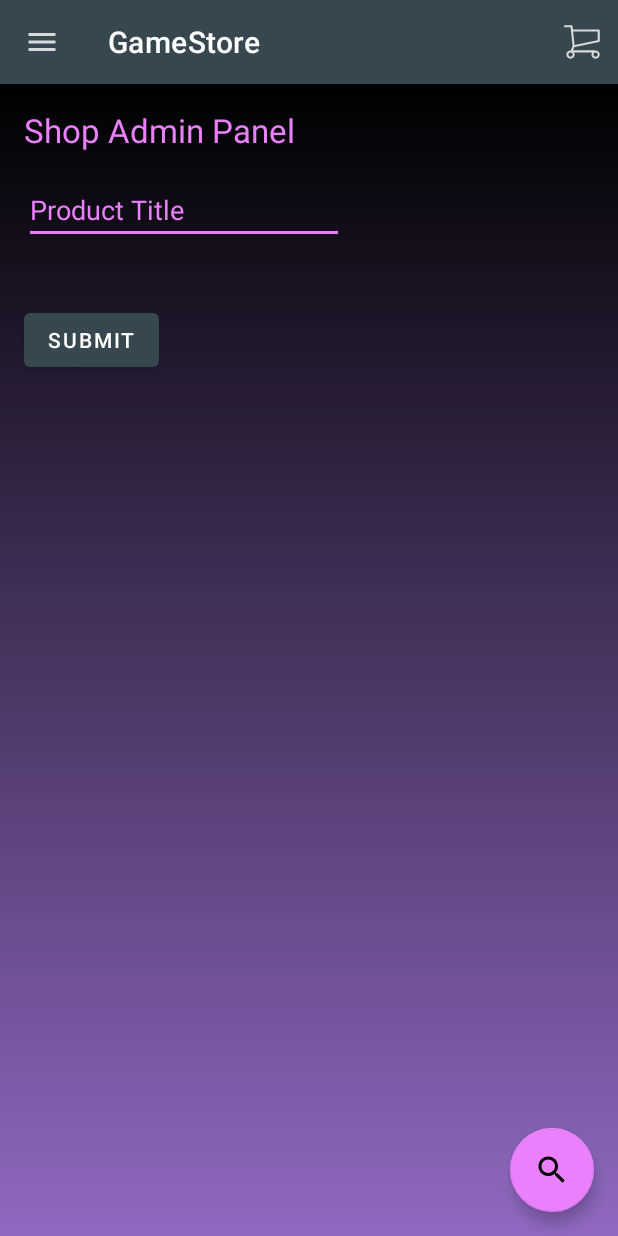
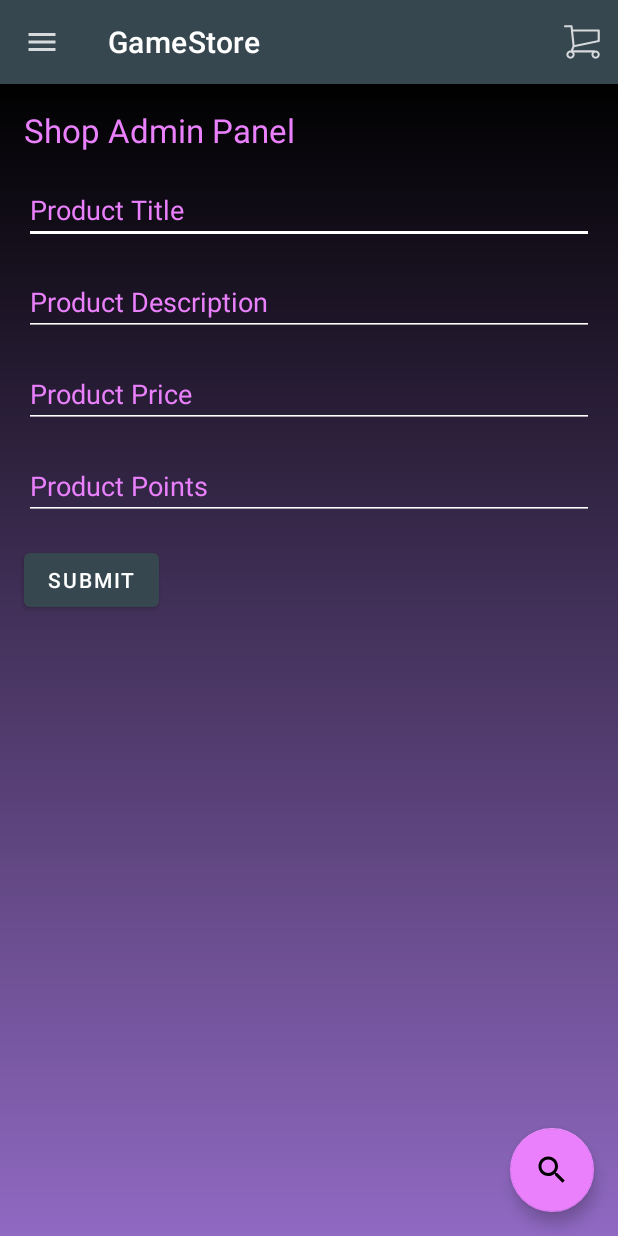
Before and after one commit to bunda3d/ITEC4503App1, an Android app: the fragment ShopAdminFragment placed in its activity, after a tap on "SUBMIT", on a phone screen of 412 x 824 dp. Run offline under Robolectric (Android 15) with nearby library versions, the phone set to English and light mode, and no system bars; our stand-ins replace Room's generated code; libraries missing offline, so code that uses them is left out: org.jetbrains.anko; 2 statements that could not run were skipped.

Commit message:
refactoring, update data entry form

```diff
--- a/app/src/main/AndroidManifest.xml
+++ b/app/src/main/AndroidManifest.xml
@@ -21,7 +21,7 @@
                 <category android:name="android.intent.category.LAUNCHER" />
             </intent-filter>
         </activity>
-        <activity android:name=".ProductDetails"
+        <activity android:name=".ui.productdetails.ProductDetails"
             android:parentActivityName=".CartActivity"/>
         <activity
             android:name=".MainActivity"
--- a/app/src/main/java/com/krisbunda/gamesmart/CartActivity.kt
+++ b/app/src/main/java/com/krisbunda/gamesmart/CartActivity.kt
@@ -10,8 +10,11 @@ import androidx.core.view.GravityCompat
 import androidx.room.Room
 import com.krisbunda.gamesmart.cart.CartStatusActivity
 import com.krisbunda.gamesmart.database.AppDatabase
-import com.krisbunda.gamesmart.database.ProductData
-import com.krisbunda.gamesmart.model.*
+import com.krisbunda.gamesmart.ui.prodcategories.ArtSuppliesFragment
+import com.krisbunda.gamesmart.ui.prodcategories.MakerKitsFragment
+import com.krisbunda.gamesmart.ui.prodcategories.PuzzlesFragment
+import com.krisbunda.gamesmart.ui.shop.ShopFragment
+import com.krisbunda.gamesmart.ui.shopadmin.ShopAdminFragment
 import kotlinx.android.synthetic.main.activity_cart.*
 
 import org.jetbrains.anko.doAsync
@@ -29,9 +32,9 @@ class CartActivity : AppCompatActivity() {
 
             val db: AppDatabase = Room.databaseBuilder(
                 applicationContext,
-                AppDatabase::class.java, "ProdDataDb"
+                AppDatabase::class.java, "ProductData"
             ).build()
-/*
+            /*
             db.productDao().insertAll(ProductData(
                     null,
                     "Build a NES Kit",
--- a/app/src/main/java/com/krisbunda/gamesmart/ProductsAdapter.kt
+++ b/app/src/main/java/com/krisbunda/gamesmart/ProductsAdapter.kt
@@ -7,9 +7,10 @@ import android.view.ViewGroup
 import android.widget.ImageView
 import android.widget.TextView
 import androidx.recyclerview.widget.RecyclerView
-import com.krisbunda.gamesmart.ProductsAdapter.ViewHolder
 import com.krisbunda.gamesmart.model.Product
+import com.krisbunda.gamesmart.ui.productdetails.ProductDetails
 import com.squareup.picasso.Picasso
+import kotlin.math.roundToInt
 
 
 //pass Products Adapter from CartActivity
@@ -18,11 +19,11 @@ class ProductsAdapter(private val products: List<Product>) : RecyclerView.Adapte
     //bind objects to product row layout
     override fun onBindViewHolder(holder: ViewHolder, position: Int) {
         val product = products[position]
+        holder.title.text = product.title
         Picasso.get().load(product.photoUrl).into(holder.image)
-        holder.title.text = product.title
         holder.descprod.text = product.descProd
-        holder.pricedol.text = product.price.toString()
-        holder.pricepts.text = product.points.toString()
+        holder.pricedol.text = "$${product.price?.roundToInt()}"
+        holder.pricepts.text = "${product.points}pts"
 
     }
 
@@ -34,9 +35,9 @@ class ProductsAdapter(private val products: List<Product>) : RecyclerView.Adapte
         view.setOnClickListener {
             val intent = Intent(parent.context, ProductDetails::class.java)
             intent.putExtra("title",products[holder.adapterPosition].title)
+            intent.putExtra("photoaddress",products[holder.adapterPosition].photoUrl)
             intent.putExtra("proddesc",products[holder.adapterPosition].descProd)
-            intent.putExtra("photoaddress",products[holder.adapterPosition].photoUrl)
-            intent.putExtra("pricedol",products[holder.adapterPosition].price.toString())
+            intent.putExtra("pricedol",products[holder.adapterPosition].price?.roundToInt().toString())
             intent.putExtra("pricepts",products[holder.adapterPosition].points.toString())
 
             parent.context.startActivity(intent)
@@ -48,8 +49,8 @@ class ProductsAdapter(private val products: List<Product>) : RecyclerView.Adapte
     override fun getItemCount() = products.size
 
     class ViewHolder(itemView: View) : RecyclerView.ViewHolder(itemView){
+        val title: TextView = itemView.findViewById(R.id.title)
         val image: ImageView = itemView.findViewById(R.id.photo)
-        val title: TextView = itemView.findViewById(R.id.title)
         val descprod: TextView = itemView.findViewById(R.id.description)
         val pricedol: TextView = itemView.findViewById(R.id.price)
         val pricepts: TextView = itemView.findViewById(R.id.points)
--- a/app/src/main/java/com/krisbunda/gamesmart/database/ProductData.kt
+++ b/app/src/main/java/com/krisbunda/gamesmart/database/ProductData.kt
@@ -10,11 +10,12 @@ data class ProductData(
 
     @ColumnInfo(name = "prod_title") var title: String?,
 
-    //@ColumnInfo(name = "prod_photo_url") var photoUrl: String?,
+    @ColumnInfo(name = "prod_photo_url") var photoUrl: String? =
+        "https://via.placeholder.com/300/BB86FC/FFFFFF/?text=GameSmart",
 
     @ColumnInfo(name = "prod_desc") var descProd: String?,
 
-    @ColumnInfo(name = "prod_price_dol") var price: Double? = 0.0,
+    @ColumnInfo(name = "prod_price_dol") var price: Double? = 0.00,
 
     @ColumnInfo(name = "prod_price_pts") var points: Int? = 0
 )
--- a/app/src/main/java/com/krisbunda/gamesmart/model/ArtSuppliesFragment.kt
+++ b/app/src/main/java/com/krisbunda/gamesmart/ui/prodcategories/ArtSuppliesFragment.kt
@@ -1,4 +1,4 @@
-package com.krisbunda.gamesmart.model
+package com.krisbunda.gamesmart.ui.prodcategories
 
 import android.os.Bundle
 import android.view.LayoutInflater
--- a/app/src/main/java/com/krisbunda/gamesmart/model/PuzzlesFragment.kt
+++ b/app/src/main/java/com/krisbunda/gamesmart/ui/prodcategories/MakerKitsFragment.kt
@@ -1,4 +1,4 @@
-package com.krisbunda.gamesmart.model
+package com.krisbunda.gamesmart.ui.prodcategories
 
 import android.os.Bundle
 import android.view.LayoutInflater
@@ -7,12 +7,12 @@ import android.view.ViewGroup
 import androidx.fragment.app.Fragment
 import com.krisbunda.gamesmart.R
 
-class PuzzlesFragment : Fragment() {
+class MakerKitsFragment : Fragment() {
     override fun onCreateView(
         inflater: LayoutInflater,
         container: ViewGroup?,
         savedInstanceState: Bundle?
     ): View? {
-        return inflater.inflate(R.layout.fragment_cat_puzzles, container, false)
+        return inflater.inflate(R.layout.fragment_cat_makerkits, container, false)
     }
 }
--- a/app/src/main/java/com/krisbunda/gamesmart/model/MakerKitsFragment.kt
+++ b/app/src/main/java/com/krisbunda/gamesmart/ui/prodcategories/PuzzlesFragment.kt
@@ -1,4 +1,4 @@
-package com.krisbunda.gamesmart.model
+package com.krisbunda.gamesmart.ui.prodcategories
 
 import android.os.Bundle
 import android.view.LayoutInflater
@@ -7,12 +7,12 @@ import android.view.ViewGroup
 import androidx.fragment.app.Fragment
 import com.krisbunda.gamesmart.R
 
-class MakerKitsFragment : Fragment() {
+class PuzzlesFragment : Fragment() {
     override fun onCreateView(
         inflater: LayoutInflater,
         container: ViewGroup?,
         savedInstanceState: Bundle?
     ): View? {
-        return inflater.inflate(R.layout.fragment_cat_makerkits, container, false)
+        return inflater.inflate(R.layout.fragment_cat_puzzles, container, false)
     }
 }
--- a/app/src/main/java/com/krisbunda/gamesmart/ProductDetails.kt
+++ b/app/src/main/java/com/krisbunda/gamesmart/ui/productdetails/ProductDetails.kt
@@ -1,12 +1,14 @@
-package com.krisbunda.gamesmart
+package com.krisbunda.gamesmart.ui.productdetails
 
 import android.content.DialogInterface
 import android.os.Bundle
 import androidx.appcompat.app.AlertDialog
 import androidx.appcompat.app.AppCompatActivity
+import com.krisbunda.gamesmart.R
 import com.squareup.picasso.Picasso
 
 import kotlinx.android.synthetic.main.product_details.*
+import kotlinx.android.synthetic.main.product_details.photo
 
 class ProductDetails : AppCompatActivity() {
 
@@ -20,12 +22,11 @@ class ProductDetails : AppCompatActivity() {
         val price = intent.getStringExtra("pricedol")
         val points = intent.getStringExtra("pricepts")
 
-
         product_name.text = title
         product_desc.text = productdesc
         Picasso.get().load(photoUrl).into(photo)
-        price_dol.text = price
-        price_pts.text = points
+        price_dol.text = "$${price}"
+        price_pts.text = "${points}pts"
 
 
         availability.setOnClickListener {
--- a/app/src/main/java/com/krisbunda/gamesmart/model/ShopFragment.kt
+++ b/app/src/main/java/com/krisbunda/gamesmart/ui/shop/ShopFragment.kt
@@ -1,26 +1,19 @@
-package com.krisbunda.gamesmart.model
+package com.krisbunda.gamesmart.ui.shop
 
 import android.os.Bundle
-import android.util.Log.d
 import android.view.LayoutInflater
 import android.view.View
 import android.view.ViewGroup
 import androidx.fragment.app.Fragment
 import androidx.recyclerview.widget.LinearLayoutManager
-import androidx.room.Dao
 import androidx.room.Room
-import com.google.android.material.floatingactionbutton.FloatingActionButton
-import com.google.android.material.snackbar.Snackbar
-import com.google.gson.Gson
 import com.krisbunda.gamesmart.ProductsAdapter
 import com.krisbunda.gamesmart.R
 import com.krisbunda.gamesmart.database.AppDatabase
-import com.krisbunda.gamesmart.database.ProductData
+import com.krisbunda.gamesmart.model.Product
 import kotlinx.android.synthetic.main.fragment_shop.*
-import kotlinx.android.synthetic.main.fragment_shop.view.*
 import org.jetbrains.anko.doAsync
 import org.jetbrains.anko.uiThread
-import java.net.URL
 
 class ShopFragment : Fragment() {
     override fun onCreateView(
@@ -61,7 +54,7 @@ class ShopFragment : Fragment() {
 
                 val db = Room.databaseBuilder(
                         activity!!.applicationContext,
-                        AppDatabase::class.java, "ProdDataDb"
+                        AppDatabase::class.java, "ProductData"
                 ).build()
 
                 // val productsFromDB = db.productDao().getAll()
@@ -71,10 +64,10 @@ class ShopFragment : Fragment() {
                 val products = searchTerm.map {
                     Product(
                             it.title,
-                            "https://via.placeholder.com/300/BB86FC/FFFFFF/?text=GameSmart",
+                            it.photoUrl, //"https://via.placeholder.com/300/BB86FC/FFFFFF/?text=GameSmart",
                             it.descProd,
-                            56.00,
-                            5600
+                            it.price,
+                            it.points
                     )
                 }
 
--- a/app/src/main/java/com/krisbunda/gamesmart/model/ShopAdminFragment.kt
+++ b/app/src/main/java/com/krisbunda/gamesmart/ui/shopadmin/ShopAdminFragment.kt
@@ -1,4 +1,4 @@
-package com.krisbunda.gamesmart.model
+package com.krisbunda.gamesmart.ui.shopadmin
 
 import android.os.Bundle
 import android.util.Log.d
@@ -10,8 +10,6 @@ import androidx.room.Room
 import com.krisbunda.gamesmart.R
 import com.krisbunda.gamesmart.database.AppDatabase
 import com.krisbunda.gamesmart.database.ProductData
-import kotlinx.android.synthetic.main.fragment_shop.*
-import kotlinx.android.synthetic.main.fragment_shop.view.*
 import kotlinx.android.synthetic.main.fragment_shop_admin.*
 import org.jetbrains.anko.doAsync
 import org.jetbrains.anko.uiThread
@@ -35,6 +33,9 @@ class ShopAdminFragment : Fragment() {
 
         btnProdUpdate.setOnClickListener {
             val title = inputProdTitle.text
+            val descProd = inputProdDesc.text
+            val price = inputProdPrice.text
+            val points = inputProdPoints.text
 
             d("dbtest", "Prod Update btn pressed, with items: $title")
 
@@ -43,18 +44,18 @@ class ShopAdminFragment : Fragment() {
 
                 val db: AppDatabase = Room.databaseBuilder(
                     activity!!.applicationContext,
-                    AppDatabase::class.java, "ProdDataDb"
+                    AppDatabase::class.java, "ProductData"
                 ).build()
 
 
                 db.productDao().insertAll(ProductData(
                     null,
                     title.toString(),
-                    //"https://via.placeholder.com/300/BB86FC/FFFFFF/?text=GameSmart",
-                    //it.photoUrl,
-                    "ipsum in voluptate fugiat irure pariatur mollit non deserunt reprehenderit dolore id officia sit",
-                    65.00,
-                    65000
+                    "https://via.placeholder.com/300/BB86FC/FFFFFF/?text=GameSmart",
+                    descProd.toString(),
+                    //"ipsum in voluptate fugiat irure pariatur mollit non deserunt reprehenderit dolore id officia sit",
+                    price.toString().toDoubleOrNull(),
+                    points.toString().toInt()
                 ))
                 val products = db.productDao().getAll()
 
--- a/app/src/main/res/layout/activity_cart_status.xml
+++ b/app/src/main/res/layout/activity_cart_status.xml
@@ -4,6 +4,7 @@
     xmlns:tools="http://schemas.android.com/tools"
     android:layout_width="match_parent"
     android:layout_height="match_parent"
+    android:background="@drawable/ic_rect_gradient_blk_purp"
     xmlns:app="http://schemas.android.com/apk/res-auto">
 
     <TextView
@@ -39,6 +40,8 @@
         android:layout_height="wrap_content"
         android:hint="Credit Card"
         android:layout_margin="16dp"
+        android:backgroundTint="@color/primaryTextColor"
+        android:textColorHint="@color/secondaryColor"
         app:layout_constraintStart_toStartOf="parent"
         app:layout_constraintEnd_toEndOf="parent"
         app:layout_constraintTop_toBottomOf="@+id/cart_recycler_view"
@@ -50,6 +53,8 @@
         android:layout_height="wrap_content"
         android:hint="Address"
         android:layout_margin="16dp"
+        android:backgroundTint="@color/primaryTextColor"
+        android:textColorHint="@color/secondaryColor"
         app:layout_constraintStart_toStartOf="parent"
         app:layout_constraintEnd_toEndOf="parent"
         app:layout_constraintTop_toBottomOf="@+id/input_cc_number"
@@ -61,6 +66,8 @@
         android:layout_height="wrap_content"
         android:hint="First Name"
         android:layout_margin="16dp"
+        android:backgroundTint="@color/primaryTextColor"
+        android:textColorHint="@color/secondaryColor"
         app:layout_constraintStart_toStartOf="parent"
         app:layout_constraintEnd_toStartOf="@+id/input_pay_namel"
         app:layout_constraintTop_toBottomOf="@+id/input_pay_address"
@@ -72,6 +79,8 @@
         android:layout_height="wrap_content"
         android:hint="Last Name"
         android:layout_margin="16dp"
+        android:backgroundTint="@color/primaryTextColor"
+        android:textColorHint="@color/secondaryColor"
         app:layout_constraintStart_toEndOf="@+id/input_pay_namef"
         app:layout_constraintEnd_toEndOf="parent"
         app:layout_constraintTop_toBottomOf="@+id/input_pay_address"
--- a/app/src/main/res/layout/fragment_shop.xml
+++ b/app/src/main/res/layout/fragment_shop.xml
@@ -16,6 +16,7 @@
         android:layout_marginEnd="8dp"
         android:layout_marginRight="8dp"
         android:hint="Search"
+        android:backgroundTint="@color/primaryTextColor"
         android:textColor="@color/primaryTextColor"
         android:textColorHint="@color/secondaryColor"
         app:boxStrokeColor="@color/secondaryColor"
--- a/app/src/main/res/layout/fragment_shop_admin.xml
+++ b/app/src/main/res/layout/fragment_shop_admin.xml
@@ -10,9 +10,7 @@
         android:id="@+id/textShopAdminPgTitle"
         android:layout_width="wrap_content"
         android:layout_height="wrap_content"
-        android:layout_marginStart="16dp"
-        android:layout_marginLeft="16dp"
-        android:layout_marginTop="16dp"
+        android:layout_margin="16dp"
         android:text="Shop Admin Panel"
         android:textColor="@color/secondaryColor"
         android:textAppearance="@style/TextAppearance.AppCompat.Large"
@@ -21,31 +19,77 @@
 
     <EditText
         android:id="@+id/inputProdTitle"
-        android:layout_width="wrap_content"
+        android:layout_width="0dp"
         android:layout_height="wrap_content"
-        android:layout_marginStart="16dp"
-        android:layout_marginLeft="16dp"
-        android:layout_marginTop="16dp"
+        android:layout_margin="16dp"
         android:ems="10"
         android:hint="Product Title"
-        android:inputType="textPersonName"
+        android:inputType="text"
+        android:backgroundTint="@color/primaryTextColor"
         android:textColor="@color/secondaryColor"
         android:textColorHint="@color/secondaryColor"
         android:textColorHighlight="@color/secondaryDarkColor"
         app:layout_constraintEnd_toEndOf="parent"
-        app:layout_constraintHorizontal_bias="0.0"
         app:layout_constraintStart_toStartOf="parent"
         app:layout_constraintTop_toBottomOf="@+id/textShopAdminPgTitle" />
+
+    <EditText
+        android:id="@+id/inputProdDesc"
+        android:layout_width="0dp"
+        android:layout_height="wrap_content"
+        android:layout_margin="16dp"
+        android:ems="10"
+        android:hint="Product Description"
+        android:inputType="textMultiLine"
+        android:backgroundTint="@color/primaryTextColor"
+        android:textColor="@color/secondaryColor"
+        android:textColorHint="@color/secondaryColor"
+        android:textColorHighlight="@color/secondaryDarkColor"
+        app:layout_constraintEnd_toEndOf="parent"
+        app:layout_constraintStart_toStartOf="parent"
+        app:layout_constraintTop_toBottomOf="@+id/inputProdTitle" />
+
+    <EditText
+        android:id="@+id/inputProdPrice"
+        android:layout_width="0dp"
+        android:layout_height="wrap_content"
+        android:layout_margin="16dp"
+        android:ems="10"
+        android:hint="Product Price"
+        android:inputType="number"
+        android:maxLength="4"
+        android:backgroundTint="@color/primaryTextColor"
+        android:textColor="@color/secondaryColor"
+        android:textColorHint="@color/secondaryColor"
+        android:textColorHighlight="@color/secondaryDarkColor"
+        app:layout_constraintEnd_toEndOf="parent"
+        app:layout_constraintStart_toStartOf="parent"
+        app:layout_constraintTop_toBottomOf="@+id/inputProdDesc" />
+
+    <EditText
+        android:id="@+id/inputProdPoints"
+        android:layout_width="0dp"
+        android:layout_height="wrap_content"
+        android:layout_margin="16dp"
+        android:ems="10"
+        android:hint="Product Points"
+        android:inputType="number"
+        android:maxLength="5"
+        android:backgroundTint="@color/primaryTextColor"
+        android:textColor="@color/secondaryColor"
+        android:textColorHint="@color/secondaryColor"
+        android:textColorHighlight="@color/secondaryDarkColor"
+        app:layout_constraintEnd_toEndOf="parent"
+        app:layout_constraintStart_toStartOf="parent"
+        app:layout_constraintTop_toBottomOf="@+id/inputProdPrice" />
 
     <Button
         android:id="@+id/btnProdUpdate"
         android:layout_width="wrap_content"
         android:layout_height="wrap_content"
-        android:layout_marginTop="40dp"
+        android:layout_margin="16dp"
         android:text="Submit"
-        app:layout_constraintEnd_toEndOf="parent"
-        app:layout_constraintHorizontal_bias="0.049"
         app:layout_constraintStart_toStartOf="parent"
-        app:layout_constraintTop_toBottomOf="@+id/inputProdTitle" />
+        app:layout_constraintTop_toBottomOf="@+id/inputProdPoints" />
 
 </androidx.constraintlayout.widget.ConstraintLayout>
--- a/app/src/main/res/menu/prodcat_menu.xml
+++ b/app/src/main/res/menu/prodcat_menu.xml
@@ -6,10 +6,7 @@
     tools:showIn="navigation_view">
 
     <group android:checkableBehavior="single">
-        <item
-            android:id="@+id/nav_home"
-            android:icon="@drawable/ic_logo_sq_mono_full"
-            android:title="@string/menu_home" />
+
         <item
             android:id="@+id/navcat_home"
             android:icon="@drawable/ic_action_cart"
```
